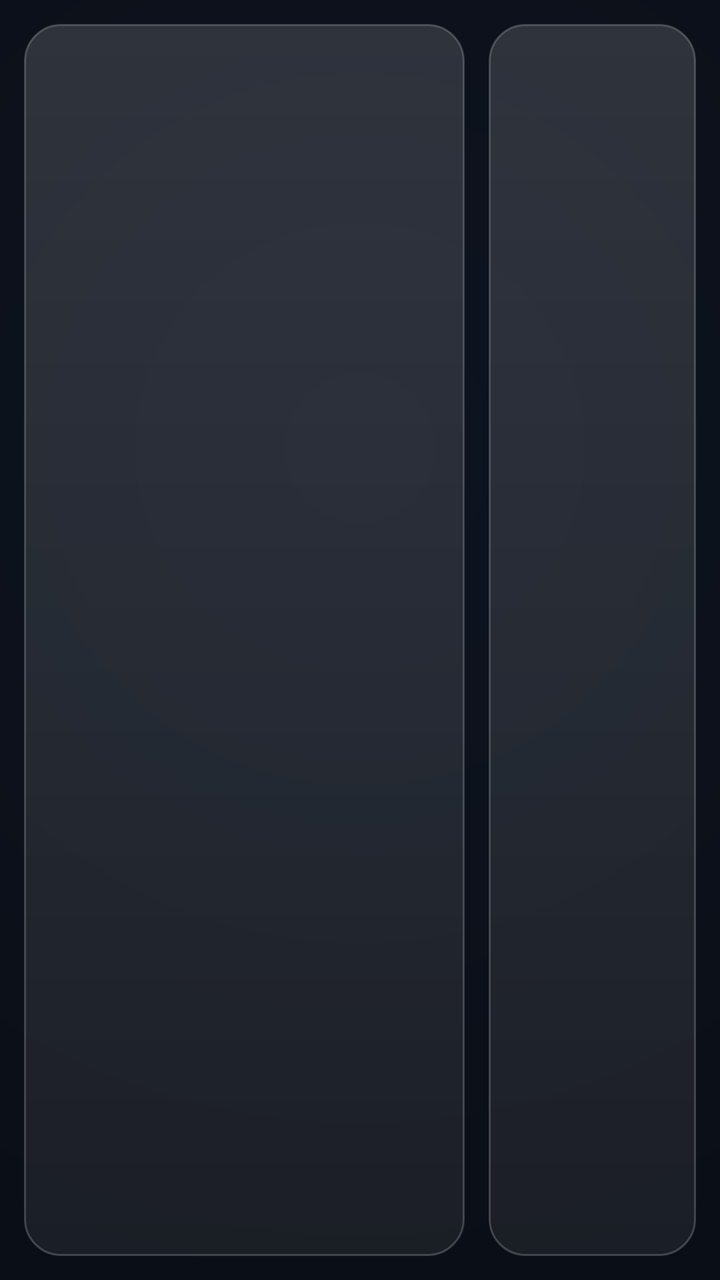
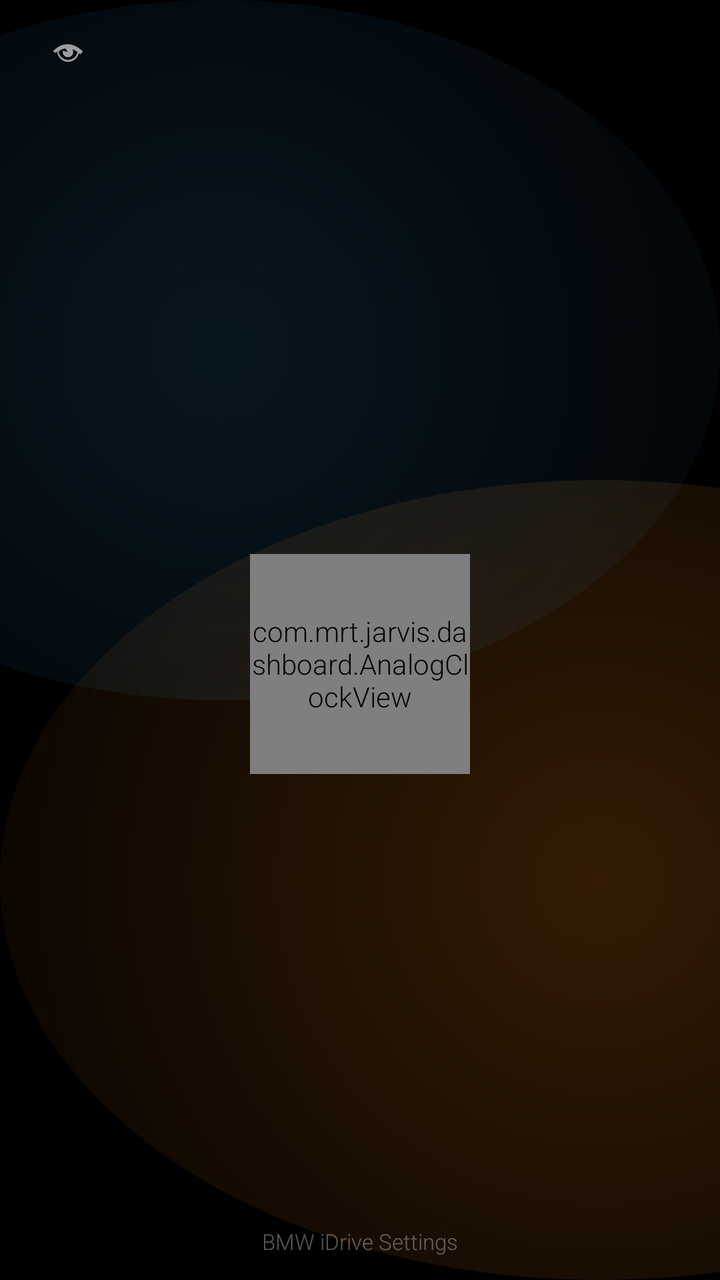

Before-and-after screenshots of an Android layout around one commit, followed by the original layout XML and the change that was made.
<!-- AndroidManifest.xml: application theme Theme.MRT -->
<!-- res/layout/activity_settings.xml -->
<?xml version="1.0" encoding="utf-8"?>
<LinearLayout xmlns:android="http://schemas.android.com/apk/res/android"
    android:layout_width="match_parent" android:layout_height="match_parent"
    android:orientation="horizontal" android:layoutDirection="rtl" android:padding="12dp">

    <ScrollView android:layout_width="0dp" android:layout_weight="0.32" android:layout_height="match_parent"
        android:background="@drawable/glass" android:padding="8dp">
        <LinearLayout android:id="@+id/cats" android:orientation="vertical"
            android:layout_width="match_parent" android:layout_height="wrap_content"/>
    </ScrollView>

    <ScrollView android:id="@+id/contentScroll" android:layout_width="0dp" android:layout_weight="0.68"
        android:layout_height="match_parent" android:layout_marginStart="12dp"
        android:background="@drawable/glass" android:padding="16dp">
        <LinearLayout android:id="@+id/root" android:orientation="vertical"
            android:layout_width="match_parent" android:layout_height="wrap_content"/>
    </ScrollView>
</LinearLayout>
<!-- resources referenced by this layout -->
<resources>
  <!-- drawable glass (drawable) -->
  <?xml version="1.0" encoding="utf-8"?>
  <shape xmlns:android="http://schemas.android.com/apk/res/android"
      android:shape="rectangle">
      <gradient
          android:angle="90"
          android:startColor="#10FFFFFF"
          android:endColor="#24FFFFFF"/>
      <stroke
          android:width="1dp"
          android:color="@color/glass_stroke"/>
      <corners android:radius="18dp"/>
  </shape>
  <style name="Theme.MRT" parent="Theme.AppCompat.NoActionBar">
          <item name="android:windowBackground">@drawable/bg_cockpit</item>
          <item name="android:windowFullscreen">true</item>
          <item name="android:windowNoTitle">true</item>
          <item name="android:windowContentOverlay">@null</item>
          <item name="colorAccent">@color/accent</item>
          <item name="android:textColor">@color/text</item>
          <item name="android:fontFamily">sans-serif-light</item>
          <item name="android:windowLayoutInDisplayCutoutMode" tools:targetApi="o_mr1">shortEdges</item>
      </style>
  <color name="glass_stroke">#33FFFFFF</color>
  <!-- drawable bg_cockpit (drawable) -->
  <?xml version="1.0" encoding="utf-8"?>
  <shape xmlns:android="http://schemas.android.com/apk/res/android"
      android:shape="rectangle">
      <gradient
          android:type="radial"
          android:gradientRadius="900dp"
          android:centerX="0.5"
          android:centerY="0.35"
          android:startColor="@color/bg2"
          android:endColor="@color/bg"/>
  </shape>
  <color name="accent">#FF3FA9F5</color>
  <color name="text">#FFEFF3F8</color>
  <color name="bg2">#FF0E1420</color>
  <color name="bg">#FF06080C</color>
</resources>

<!-- the commit's change to res/layout/activity_settings.xml (unified diff, before → after) -->
@@ -1,18 +1,85 @@
 <?xml version="1.0" encoding="utf-8"?>
-<LinearLayout xmlns:android="http://schemas.android.com/apk/res/android"
-    android:layout_width="match_parent" android:layout_height="match_parent"
-    android:orientation="horizontal" android:layoutDirection="rtl" android:padding="12dp">
+<FrameLayout xmlns:android="http://schemas.android.com/apk/res/android"
+    android:layout_width="match_parent"
+    android:layout_height="match_parent"
+    android:background="@drawable/bg_hub"
+    android:layoutDirection="ltr">
 
-    <ScrollView android:layout_width="0dp" android:layout_weight="0.32" android:layout_height="match_parent"
-        android:background="@drawable/glass" android:padding="8dp">
-        <LinearLayout android:id="@+id/cats" android:orientation="vertical"
-            android:layout_width="match_parent" android:layout_height="wrap_content"/>
-    </ScrollView>
+    
+    <LinearLayout
+        android:layout_width="match_parent"
+        android:layout_height="wrap_content"
+        android:orientation="horizontal"
+        android:gravity="center_vertical"
+        android:paddingStart="20dp"
+        android:paddingEnd="20dp"
+        android:paddingTop="12dp"
+        android:paddingBottom="6dp">
 
-    <ScrollView android:id="@+id/contentScroll" android:layout_width="0dp" android:layout_weight="0.68"
-        android:layout_height="match_parent" android:layout_marginStart="12dp"
-        android:background="@drawable/glass" android:padding="16dp">
-        <LinearLayout android:id="@+id/root" android:orientation="vertical"
-            android:layout_width="match_parent" android:layout_height="wrap_content"/>
-    </ScrollView>
-</LinearLayout>
+        <ImageView
+            android:id="@+id/btnHomeSettings"
+            android:layout_width="28dp"
+            android:layout_height="28dp"
+            android:src="@android:drawable/ic_menu_view"
+            android:contentDescription="@string/back"
+            android:padding="4dp"/>
+
+        <View
+            android:layout_width="0dp"
+            android:layout_height="1dp"
+            android:layout_weight="1"/>
+
+        <TextView
+            android:id="@+id/tvSettingsWarn"
+            android:layout_width="wrap_content"
+            android:layout_height="wrap_content"
+            android:layout_marginEnd="16dp"
+            android:text="▲"
+            android:textColor="@color/amber"
+            android:textSize="16sp"
+            android:visibility="gone"/>
+
+        <TextView
+            android:id="@+id/tvSettingsClock"
+            android:layout_width="wrap_content"
+            android:layout_height="wrap_content"
+            android:textColor="@color/text"
+            android:textSize="17sp"
+            android:fontFamily="sans-serif-light"/>
+    </LinearLayout>
+
+    
+    <LinearLayout
+        android:layout_width="match_parent"
+        android:layout_height="match_parent"
+        android:orientation="vertical"
+        android:gravity="center"
+        android:layout_marginTop="40dp">
+
+        
+        <com.mrt.jarvis.dashboard.AnalogClockView
+            android:id="@+id/settingsClock"
+            android:layout_width="110dp"
+            android:layout_height="110dp"
+            android:layout_marginBottom="16dp"/>
+
+        
+        <LinearLayout
+            android:id="@+id/settingsCards"
+            android:layout_width="match_parent"
+            android:layout_height="wrap_content"
+            android:orientation="horizontal"
+            android:paddingStart="20dp"
+            android:paddingEnd="20dp"/>
+    </LinearLayout>
+
+    
+    <TextView
+        android:layout_width="wrap_content"
+        android:layout_height="wrap_content"
+        android:layout_gravity="bottom|center_horizontal"
+        android:layout_marginBottom="12dp"
+        android:text="BMW iDrive Settings"
+        android:textColor="@color/text_muted"
+        android:textSize="11sp"/>
+</FrameLayout>
<!-- resource entries referenced after the edit -->
@@ -1,18 +1,6 @@
 <!-- resources referenced by this layout -->
 <resources>
-  <!-- drawable glass (drawable) -->
-  <?xml version="1.0" encoding="utf-8"?>
-  <shape xmlns:android="http://schemas.android.com/apk/res/android"
-      android:shape="rectangle">
-      <gradient
-          android:angle="90"
-          android:startColor="#10FFFFFF"
-          android:endColor="#24FFFFFF"/>
-      <stroke
-          android:width="1dp"
-          android:color="@color/glass_stroke"/>
-      <corners android:radius="18dp"/>
-  </shape>
+  <color name="amber">#FFF5A524</color>
   <style name="Theme.MRT" parent="Theme.AppCompat.NoActionBar">
           <item name="android:windowBackground">@drawable/bg_cockpit</item>
           <item name="android:windowFullscreen">true</item>
@@ -23,7 +11,7 @@
           <item name="android:fontFamily">sans-serif-light</item>
           <item name="android:windowLayoutInDisplayCutoutMode" tools:targetApi="o_mr1">shortEdges</item>
       </style>
-  <color name="glass_stroke">#33FFFFFF</color>
+  <color name="bg_pure">#FF000000</color>
   <!-- drawable bg_cockpit (drawable) -->
   <?xml version="1.0" encoding="utf-8"?>
   <shape xmlns:android="http://schemas.android.com/apk/res/android"
@@ -38,6 +26,55 @@
   </shape>
   <color name="accent">#FF3FA9F5</color>
   <color name="text">#FFEFF3F8</color>
+  <color name="text_muted">#55FFFFFF</color>
+  <!-- drawable bg_hub (drawable) -->
+  <?xml version="1.0" encoding="utf-8"?>
+  <layer-list xmlns:android="http://schemas.android.com/apk/res/android">
+  
+      
+      <item>
+          <shape android:shape="rectangle">
+              <solid android:color="@color/bg_pure"/>
+          </shape>
+      </item>
+  
+      
+      <item
+          android:width="600dp"
+          android:height="400dp"
+          android:gravity="bottom|start"
+          android:top="-200dp"
+          android:right="-300dp">
+          <shape android:shape="oval">
+              <gradient
+                  android:type="radial"
+                  android:gradientRadius="400dp"
+                  android:centerX="0.5"
+                  android:centerY="0.5"
+                  android:startColor="#33FF8A1A"
+                  android:endColor="#00000000"/>
+          </shape>
+      </item>
+  
+      
+      <item
+          android:width="500dp"
+          android:height="350dp"
+          android:gravity="top|end"
+          android:bottom="-175dp"
+          android:left="-250dp">
+          <shape android:shape="oval">
+              <gradient
+                  android:type="radial"
+                  android:gradientRadius="350dp"
+                  android:centerX="0.5"
+                  android:centerY="0.5"
+                  android:startColor="#223FA9F5"
+                  android:endColor="#00000000"/>
+          </shape>
+      </item>
+  </layer-list>
+  <string name="back">بازگشت</string>
   <color name="bg2">#FF0E1420</color>
   <color name="bg">#FF06080C</color>
 </resources>
